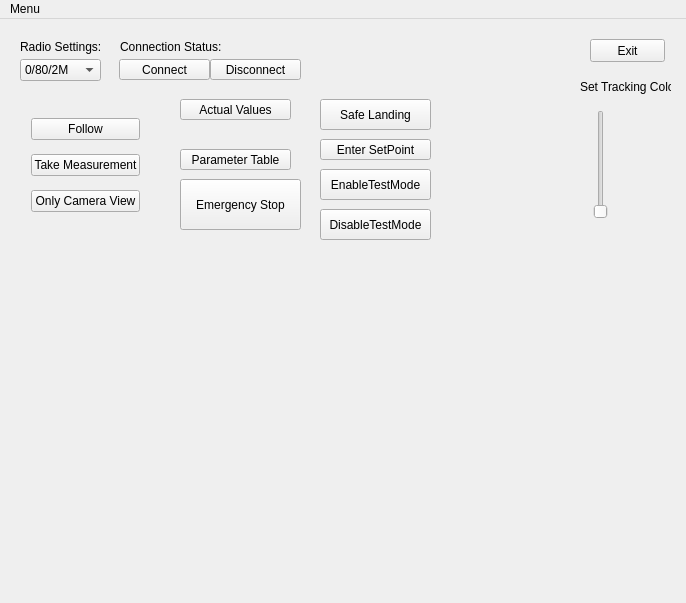
saccharios/FollowMeFlie_ROS, file src/gui/main_window.ui: the form before one commit.
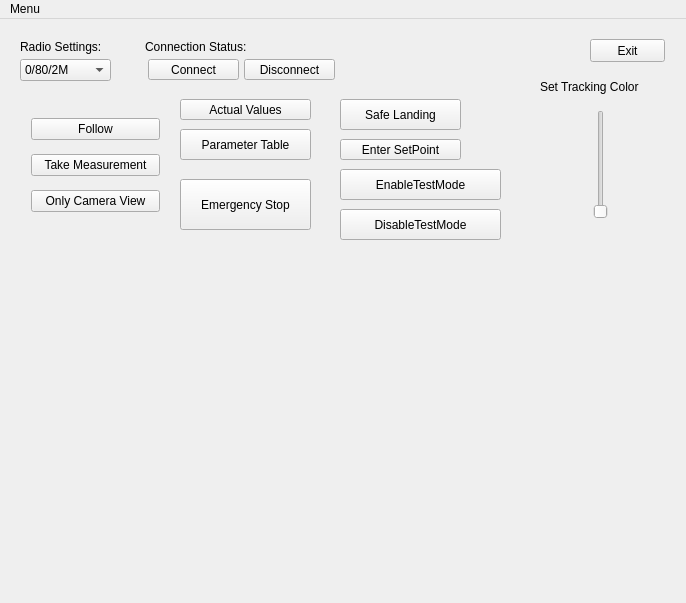
The form after the commit.

Commit message: Make gui nicer

What changed in the file:
```diff
--- a/src/gui/main_window.ui
+++ b/src/gui/main_window.ui
@@ -30,7 +30,7 @@
    <widget class="QPushButton" name="connectRadio">
     <property name="geometry">
      <rect>
-      <x>119</x>
+      <x>148</x>
       <y>40</y>
       <width>91</width>
       <height>21</height>
@@ -43,7 +43,7 @@
    <widget class="QPushButton" name="disconnectRadio">
     <property name="geometry">
      <rect>
-      <x>210</x>
+      <x>244</x>
       <y>40</y>
       <width>91</width>
       <height>21</height>
@@ -58,7 +58,7 @@
      <rect>
       <x>20</x>
       <y>40</y>
-      <width>81</width>
+      <width>91</width>
       <height>22</height>
      </rect>
     </property>
@@ -95,7 +95,7 @@
    <widget class="QLabel" name="connectionStatus">
     <property name="geometry">
      <rect>
-      <x>120</x>
+      <x>145</x>
       <y>20</y>
       <width>131</width>
       <height>16</height>
@@ -121,7 +121,7 @@
      <rect>
       <x>20</x>
       <y>80</y>
-      <width>131</width>
+      <width>151</width>
       <height>135</height>
      </rect>
     </property>
@@ -182,9 +182,9 @@
    <widget class="QLabel" name="setColor">
     <property name="geometry">
      <rect>
-      <x>580</x>
+      <x>540</x>
       <y>60</y>
-      <width>91</width>
+      <width>131</width>
       <height>16</height>
      </rect>
     </property>
@@ -208,9 +208,9 @@
    <widget class="QLabel" name="display_ConnectionStatus">
     <property name="geometry">
      <rect>
-      <x>220</x>
+      <x>277</x>
       <y>20</y>
-      <width>81</width>
+      <width>91</width>
       <height>16</height>
      </rect>
     </property>
@@ -223,7 +223,7 @@
      <rect>
       <x>180</x>
       <y>80</y>
-      <width>111</width>
+      <width>131</width>
       <height>21</height>
      </rect>
     </property>
@@ -235,9 +235,9 @@
     <property name="geometry">
      <rect>
       <x>180</x>
-      <y>130</y>
-      <width>111</width>
-      <height>21</height>
+      <y>110</y>
+      <width>131</width>
+      <height>31</height>
      </rect>
     </property>
     <property name="text">
@@ -247,9 +247,9 @@
    <widget class="QPushButton" name="pushButton_SafeLandingMode">
     <property name="geometry">
      <rect>
-      <x>320</x>
+      <x>340</x>
       <y>80</y>
-      <width>111</width>
+      <width>121</width>
       <height>31</height>
      </rect>
     </property>
@@ -262,7 +262,7 @@
      <rect>
       <x>180</x>
       <y>160</y>
-      <width>121</width>
+      <width>131</width>
       <height>51</height>
      </rect>
     </property>
@@ -273,9 +273,9 @@
    <widget class="QPushButton" name="pushButton_EnterSetPoint">
     <property name="geometry">
      <rect>
-      <x>320</x>
+      <x>340</x>
       <y>120</y>
-      <width>111</width>
+      <width>121</width>
       <height>21</height>
      </rect>
     </property>
@@ -286,9 +286,9 @@
    <widget class="QPushButton" name="pushButton_enableTestMode">
     <property name="geometry">
      <rect>
-      <x>320</x>
+      <x>340</x>
       <y>150</y>
-      <width>111</width>
+      <width>161</width>
       <height>31</height>
      </rect>
     </property>
@@ -299,9 +299,9 @@
    <widget class="QPushButton" name="pushButton_disableTestMode">
     <property name="geometry">
      <rect>
-      <x>320</x>
+      <x>340</x>
       <y>190</y>
-      <width>111</width>
+      <width>161</width>
       <height>31</height>
      </rect>
     </property>
```
Left out of the diff: 2 changed lines with no effect on the pictures.
